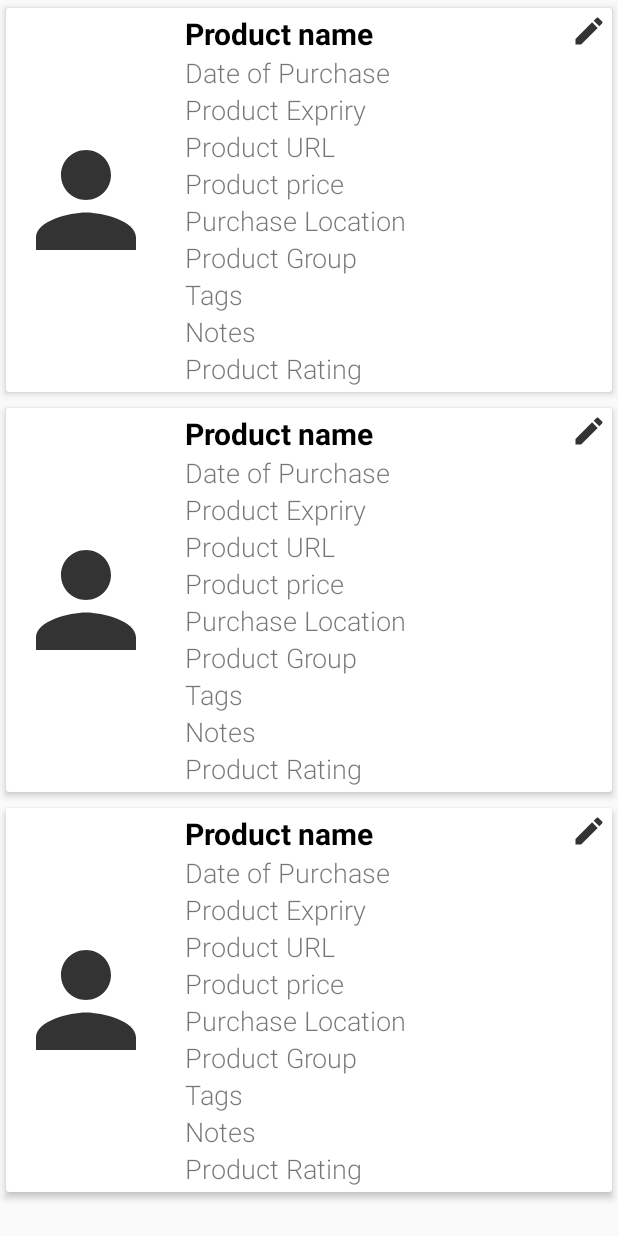
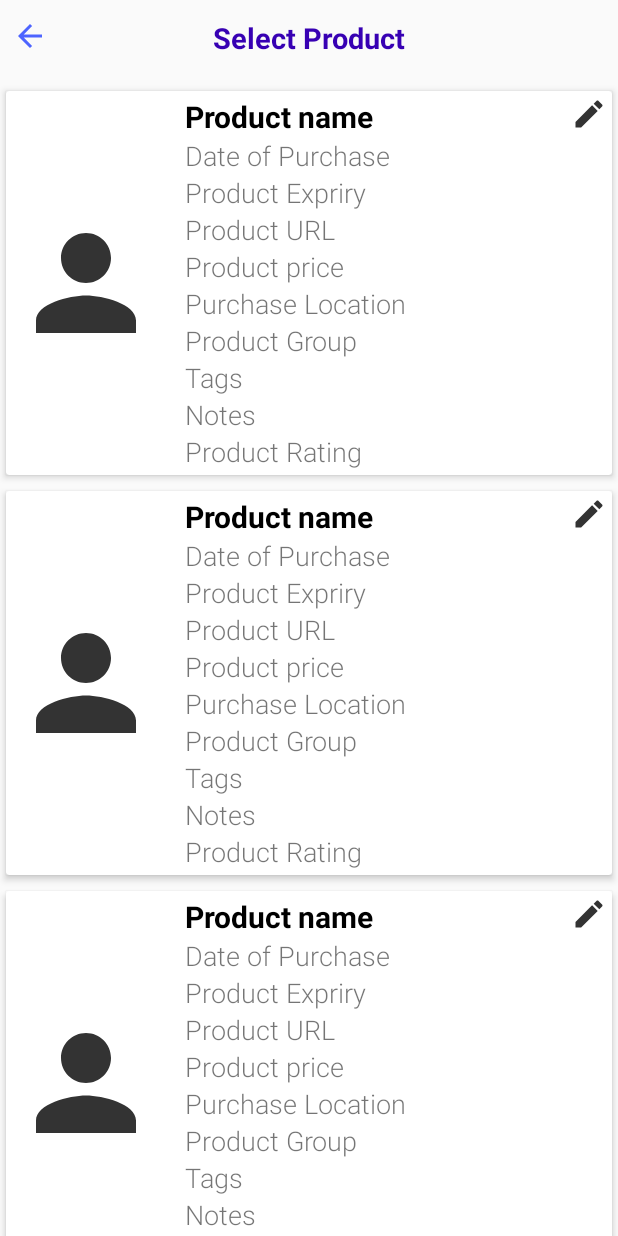
Before and after one commit to andrewhpaul/SelfCareWeek14, an Android app: the layout activity_selecte_notification_product.xml on its own in the app's theme, with its tools: preview values and no code run, on a phone screen of 412 x 824 dp. Run offline under Robolectric (Android 15) with nearby library versions, the phone set to English and light mode, and no system bars.

Commit message:
Added return buttons

```diff
--- /dev/null
+++ b/app/src/main/res/drawable/back_blue.xml
@@ -0,0 +1,5 @@
+<vector android:height="24dp" android:tint="#4D64FF"
+    android:viewportHeight="24.0" android:viewportWidth="24.0"
+    android:width="24dp" xmlns:android="http://schemas.android.com/apk/res/android">
+    <path android:fillColor="#FF000000" android:pathData="M20,11H7.83l5.59,-5.59L12,4l-8,8 8,8 1.41,-1.41L7.83,13H20v-2z"/>
+</vector>
--- a/app/src/main/res/layout/activity_add_product.xml
+++ b/app/src/main/res/layout/activity_add_product.xml
@@ -168,7 +168,6 @@
         <RatingBar
             android:id="@+id/productRatings"
             android:layout_width="match_parent"
-
             android:layout_height="wrap_content"
             android:layout_marginTop="12dp"
             android:numStars="5"
--- a/app/src/main/res/layout/activity_selecte_notification_product.xml
+++ b/app/src/main/res/layout/activity_selecte_notification_product.xml
@@ -6,15 +6,38 @@
     android:layout_height="match_parent"
     tools:context=".view.SelecteNotificationProduct">
 
+    <TextView
+        android:id="@+id/textView2"
+        android:layout_width="match_parent"
+        android:layout_height="wrap_content"
+        android:text="Select Product"
+        android:textAlignment="center"
+        android:textColor="@color/colorPrimaryDark"
+        android:textSize="19dp"
+        android:padding="12dp"
+        android:textStyle="bold"
+        app:layout_constraintEnd_toEndOf="parent"
+        app:layout_constraintStart_toStartOf="parent"
+        app:layout_constraintTop_toTopOf="parent" />
+
+    <ImageView
+        android:id="@+id/back"
+        android:layout_width="40dp"
+        android:layout_height="wrap_content"
+        android:paddingVertical="12dp"
+        android:src="@drawable/back_blue" />
+
     <androidx.recyclerview.widget.RecyclerView
         android:id="@+id/recycler"
         android:layout_width="match_parent"
-        android:layout_height="match_parent"
+        android:layout_height="0dp"
+        android:paddingTop="5dp"
         app:layoutManager="androidx.recyclerview.widget.LinearLayoutManager"
         app:layout_constraintBottom_toBottomOf="parent"
         app:layout_constraintEnd_toEndOf="parent"
         app:layout_constraintStart_toStartOf="parent"
-        app:layout_constraintTop_toBottomOf="@+id/toolbar2"
+        app:layout_constraintTop_toBottomOf="@+id/textView2"
         tools:listitem="@layout/row" />
 
+
 </androidx.constraintlayout.widget.ConstraintLayout>
```
Also changed, not shown: app/src/main/java/com/a_adevelopers/selfcare/view/ProductDetailsActivity.java (+21 -11 lines), app/src/main/java/com/a_adevelopers/selfcare/view/ProductsGroupActivity.java (+11 -0 lines), app/src/main/java/com/a_adevelopers/selfcare/view/SelecteNotificationProduct.java (+14 -0 lines), app/src/main/res/layout/activity_product_details.xml (+23 -5 lines), app/src/main/res/layout/activity_products_group.xml (+8 -1 lines).
